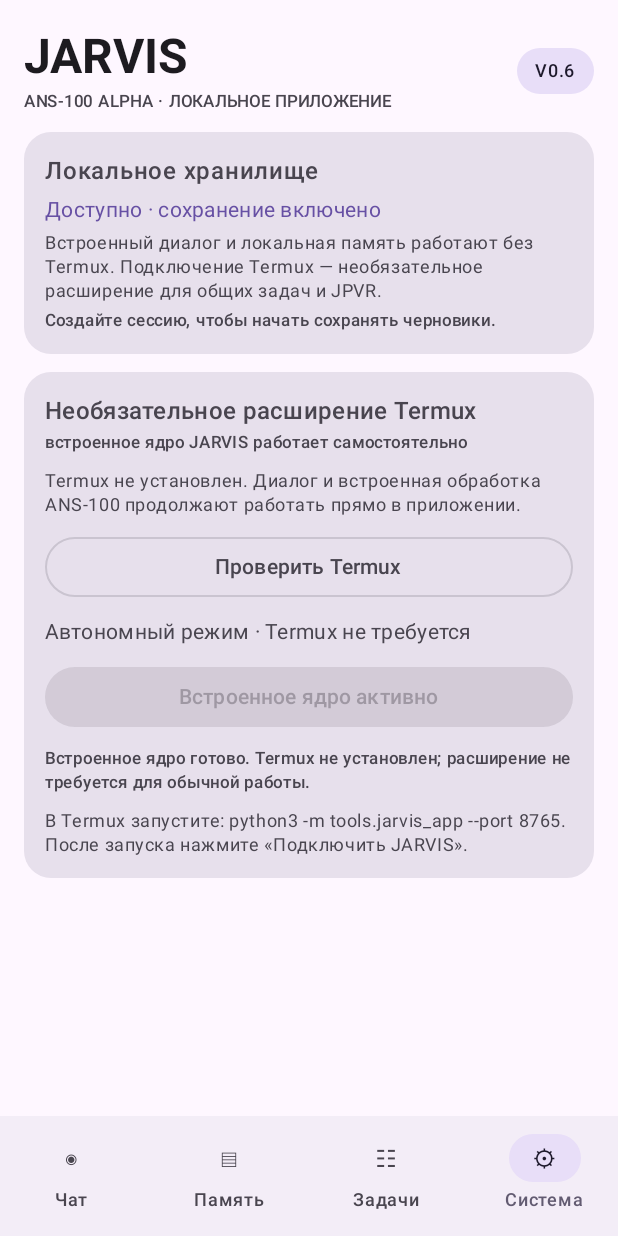
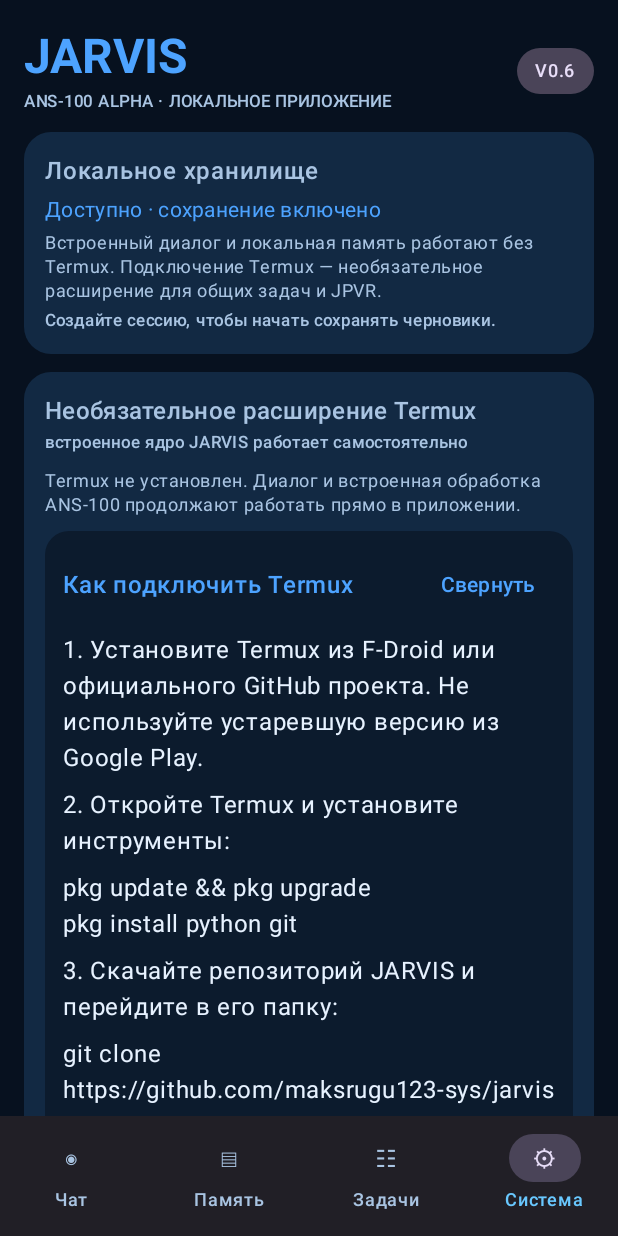
Before and after one commit to maksrugu123-sys/jarvis-ans100-alpha, an Android app built with Jetpack Compose: the screen it shows after launch (MainActivity), item 4 of the bottom bar chosen, on a phone screen of 412 x 824 dp. Run offline under Robolectric (Android 15) with nearby library versions, the phone set to English and light mode, and no system bars; libraries missing offline, so code that uses them is left out: com.google.ai.edge; pictures from the network do not load.

Commit message:
Add blue Android theme and in-app Termux setup guide

```diff
--- a/app/src/main/java/org/jarvis/ans100/alpha/MainActivity.kt
+++ b/app/src/main/java/org/jarvis/ans100/alpha/MainActivity.kt
@@ -29,6 +29,7 @@ import androidx.compose.material3.AlertDialog
 import androidx.compose.material3.Button
 import androidx.compose.material3.Card
 import androidx.compose.material3.CardDefaults
+import androidx.compose.material3.darkColorScheme
 import androidx.compose.material3.Checkbox
 import androidx.compose.material3.FilterChip
 import androidx.compose.material3.NavigationBar
@@ -51,6 +52,7 @@ import androidx.compose.runtime.setValue
 import androidx.compose.ui.Alignment
 import androidx.compose.ui.Modifier
 import androidx.compose.ui.platform.LocalContext
+import androidx.compose.ui.graphics.Color
 import androidx.compose.ui.text.font.FontWeight
 import androidx.compose.ui.text.input.PasswordVisualTransformation
 import androidx.compose.ui.unit.dp
@@ -165,7 +167,21 @@ private fun JarvisApp(viewModel: JarvisViewModel = viewModel()) {
     }
     val selectedTask = ui.data.tasks.firstOrNull { it.id == selectedTaskId }
 
-    MaterialTheme {
+    val jarvisBlue = Color(0xFF268BFF)
+    val jarvisColors = darkColorScheme(
+        primary = Color(0xFF4DA3FF),
+        onPrimary = Color(0xFF001B35),
+        secondary = Color(0xFF69C8FF),
+        tertiary = Color(0xFF8AB4FF),
+        background = Color(0xFF07111F),
+        surface = Color(0xFF0C1B2D),
+        surfaceVariant = Color(0xFF122943),
+        onSurface = Color(0xFFE7F2FF),
+        onSurfaceVariant = Color(0xFFA9C4E2),
+        outline = Color(0xFF315579),
+    )
+
+    MaterialTheme(colorScheme = jarvisColors) {
         Surface(
             modifier = Modifier.fillMaxSize(),
             color = MaterialTheme.colorScheme.background,
@@ -1071,6 +1087,7 @@ private fun Header() {
                 "JARVIS",
                 style = MaterialTheme.typography.headlineLarge,
                 fontWeight = FontWeight.Bold,
+                color = MaterialTheme.colorScheme.primary,
             )
             Text(
                 "ANS-100 ALPHA · ЛОКАЛЬНОЕ ПРИЛОЖЕНИЕ",
@@ -1265,6 +1282,7 @@ private fun RuntimeBridgePanel(
     onOpenTermux: () -> Unit,
 ) {
     var accessTokenInput by remember { mutableStateOf("") }
+    var showTermuxGuide by rememberSaveable { mutableStateOf(true) }
     var sessionTitle by rememberSaveable { mutableStateOf("") }
     var taskTitle by rememberSaveable { mutableStateOf("") }
     var selectedSessionId by rememberSaveable { mutableStateOf<String?>(null) }
@@ -1314,6 +1332,44 @@ private fun RuntimeBridgePanel(
                 style = MaterialTheme.typography.bodySmall,
                 color = MaterialTheme.colorScheme.onSurfaceVariant,
             )
+            Card(
+                modifier = Modifier.fillMaxWidth(),
+                shape = RoundedCornerShape(16.dp),
+                colors = CardDefaults.cardColors(
+                    containerColor = MaterialTheme.colorScheme.surface,
+                ),
+            ) {
+                Column(
+                    modifier = Modifier.padding(12.dp),
+                    verticalArrangement = Arrangement.spacedBy(7.dp),
+                ) {
+                    Row(
+                        modifier = Modifier.fillMaxWidth(),
+                        horizontalArrangement = Arrangement.SpaceBetween,
+                        verticalAlignment = Alignment.CenterVertically,
+                    ) {
+                        Text("Как подключить Termux", fontWeight = FontWeight.SemiBold,
+                            color = MaterialTheme.colorScheme.primary)
+                        TextButton(onClick = { showTermuxGuide = !showTermuxGuide }) {
+                            Text(if (showTermuxGuide) "Свернуть" else "Показать")
+                        }
+                    }
+                    if (showTermuxGuide) {
+                        Text("1. Установите Termux из F-Droid или официального GitHub проекта. Не используйте устаревшую версию из Google Play.")
+                        Text("2. Откройте Termux и установите инструменты:")
+                        Text("pkg update && pkg upgrade\npkg install python git")
+                        Text("3. Скачайте репозиторий JARVIS и перейдите в его папку:")
+                        Text("git clone https://github.com/maksrugu123-sys/jarvis-ans100-alpha.git\ncd jarvis-ans100-alpha")
+                        Text("4. Запустите локальный мост:")
+                        Text("python -m tools.jarvis_app --port 8765 --platform android")
+                        Text("5. Скопируйте выданный токен из Termux, вернитесь сюда, вставьте его в поле ниже и нажмите «Сохранить токен», затем «Подключить расширение».")
+                        Text("Не отправляйте токен другим людям: он даёт доступ к локальному мосту JARVIS.",
+                            color = MaterialTheme.colorScheme.tertiary,
+                            style = MaterialTheme.typography.bodySmall)
+                        Text("Termux должен оставаться запущенным, пока используется расширение. Основной чат JARVIS продолжит работать и без него.")
+                    }
+                }
+            }
             Row(horizontalArrangement = Arrangement.spacedBy(8.dp)) {
                 OutlinedButton(
                     enabled = !state.isBusy,
```
Also changed, not shown: 1 other file.
